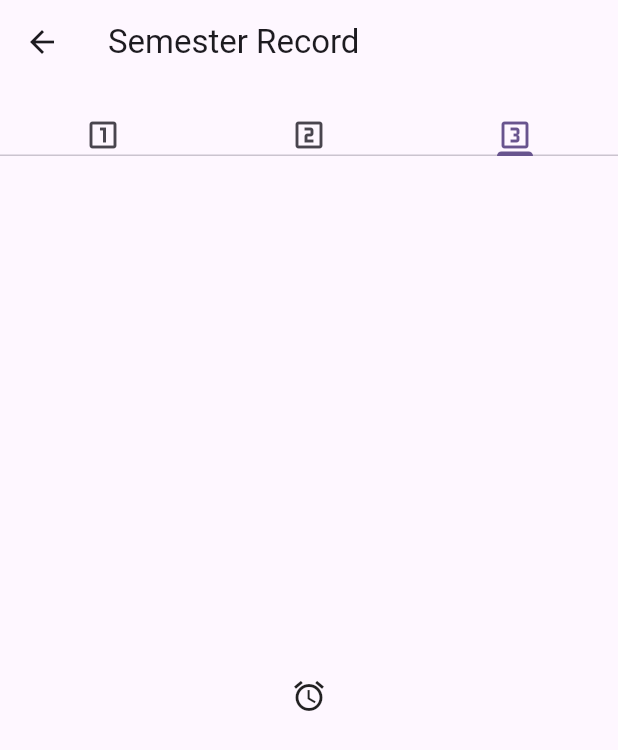
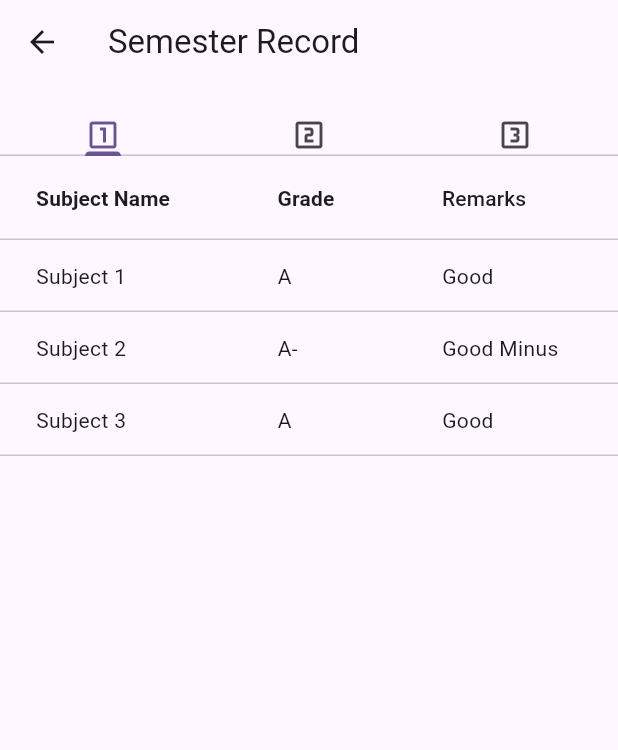
Before and after one commit to sanamdongol/flutter_cosmos_bce, a Flutter app: the BottomFourPage screen opened directly, after a tap on "Semester One", on a phone screen of 412 x 824 dp. Shown: the top 750 px of the screen. Run offline on Flutter 3.47's test engine with Material 3 defaults, Android fonts, the light colour scheme and no system bars.

Commit message:
UI update 1. Semester Detail Page UI update 2. Tab Bar UI update

```diff
--- a/lib/bottom_menu/bottom_four.dart
+++ b/lib/bottom_menu/bottom_four.dart
@@ -41,9 +41,164 @@ class _BottomFourPageState extends State<BottomFourPage> {
                           color: Colors.white,
                           fontWeight: FontWeight.bold),
                     ),
-                    SizedBox(width: 20),
+
                     Icon(
                       (Icons.looks_one),
+                      size: 70,
+                      color: Colors.white,
+                    ),
+                  ],
+                ),
+              ),
+            ),
+          ),
+          //todo: semster two
+          Padding(
+            padding: const EdgeInsets.all(16.0),
+            child: InkWell(
+              onTap: () {
+                //TODO: write page changing code here
+                Navigator.push(
+                    context,
+                    MaterialPageRoute(
+                      builder: (context) => SemesterDetail(),
+                    ));
+              },
+              child: Container(
+                height: 150,
+                width: 200,
+                decoration: BoxDecoration(
+                    borderRadius: BorderRadius.circular(20),
+                    color: Colors.green),
+                child: Row(
+                  mainAxisAlignment: MainAxisAlignment.spaceEvenly,
+                  children: [
+                    Text(
+                      "Semester Two",
+                      style: TextStyle(
+                          fontSize: 30,
+                          color: Colors.white,
+                          fontWeight: FontWeight.bold),
+                    ),
+
+                    Icon(
+                      (Icons.looks_two),
+                      size: 70,
+                      color: Colors.white,
+                    ),
+                  ],
+                ),
+              ),
+            ),
+          ),
+
+          Padding(
+            padding: const EdgeInsets.all(16.0),
+            child: InkWell(
+              onTap: () {
+                //TODO: write page changing code here
+                Navigator.push(
+                    context,
+                    MaterialPageRoute(
+                      builder: (context) => SemesterDetail(),
+                    ));
+              },
+              child: Container(
+                height: 150,
+                width: 200,
+                decoration: BoxDecoration(
+                    borderRadius: BorderRadius.circular(20),
+                    color: Colors.purple),
+                child: Row(
+                  mainAxisAlignment: MainAxisAlignment.spaceEvenly,
+                  children: [
+                    Text(
+                      "Semester Three",
+                      style: TextStyle(
+                          fontSize: 30,
+                          color: Colors.white,
+                          fontWeight: FontWeight.bold),
+                    ),
+
+                    Icon(
+                      (Icons.looks_3),
+                      size: 70,
+                      color: Colors.white,
+                    ),
+                  ],
+                ),
+              ),
+            ),
+          ),
+          Padding(
+            padding: const EdgeInsets.all(16.0),
+            child: InkWell(
+              onTap: () {
+                //TODO: write page changing code here
+                Navigator.push(
+                    context,
+                    MaterialPageRoute(
+                      builder: (context) => SemesterDetail(),
+                    ));
+              },
+              child: Container(
+                height: 150,
+                width: 200,
+                decoration: BoxDecoration(
+                    borderRadius: BorderRadius.circular(20),
+                    color: Colors.amber),
+                child: Row(
+                  mainAxisAlignment: MainAxisAlignment.spaceEvenly,
+                  children: [
+                    Text(
+                      "Semester Four",
+                      style: TextStyle(
+                          fontSize: 30,
+                          color: Colors.white,
+                          fontWeight: FontWeight.bold),
+                    ),
+
+                    Icon(
+                      (Icons.looks_4),
+                      size: 70,
+                      color: Colors.white,
+                    ),
+                  ],
+                ),
+              ),
+            ),
+          ),
+
+          Padding(
+            padding: const EdgeInsets.all(16.0),
+            child: InkWell(
+              onTap: () {
+                //TODO: write page changing code here
+                Navigator.push(
+                    context,
+                    MaterialPageRoute(
+                      builder: (context) => SemesterDetail(),
+                    ));
+              },
+              child: Container(
+                height: 150,
+                width: 200,
+                decoration: BoxDecoration(
+                    borderRadius: BorderRadius.circular(20),
+                    color: Colors.blueGrey),
+                child: Row(
+                  mainAxisAlignment: MainAxisAlignment.spaceEvenly,
+                  children: [
+                    Text(
+                      "Semester Five",
+                      style: TextStyle(
+                          fontSize: 30,
+                          color: Colors.white,
+                          fontWeight: FontWeight.bold),
+                    ),
+
+                    Icon(
+                      (Icons.looks_5),
                       size: 70,
                       color: Colors.white,
                     ),
--- a/lib/semester_detail.dart
+++ b/lib/semester_detail.dart
@@ -1,4 +1,6 @@
 import 'package:flutter/material.dart';
+import 'package:flutter_cosmos_class/tabPages/result_sem_one.dart';
+import 'package:flutter_cosmos_class/tabPages/result_sem_two.dart';
 
 class SemesterDetail extends StatefulWidget {
   const SemesterDetail({super.key});
@@ -11,7 +13,6 @@ class _SemesterDetailState extends State<SemesterDetail> {
   @override
   Widget build(BuildContext context) {
     return DefaultTabController(
-      initialIndex: 2,
       length: 3,
       child: Scaffold(
         appBar: AppBar(
@@ -27,12 +28,8 @@ class _SemesterDetailState extends State<SemesterDetail> {
         ),
         body: const TabBarView(
           children: [
-            Center(
-              child: Icon(Icons.account_circle),
-            ),
-            Center(
-              child: Icon(Icons.account_circle),
-            ),
+           ResultSemOne(),
+           ResultSemTwo(),
             Center(
               child: Icon(Icons.alarm),
             )
--- /dev/null
+++ b/lib/tabPages/result_sem_one.dart
@@ -0,0 +1,49 @@
+import 'package:flutter/material.dart';
+
+class ResultSemOne extends StatefulWidget {
+  const ResultSemOne({super.key});
+
+  @override
+  State<ResultSemOne> createState() => _ResultSemOneState();
+}
+
+class _ResultSemOneState extends State<ResultSemOne> {
+  @override
+  Widget build(BuildContext context) {
+    return DataTable(
+      showBottomBorder: true,
+      columns: [
+        DataColumn(
+          label: Text(
+            "Subject Name",
+            style: TextStyle(fontWeight: FontWeight.bold),
+          ),
+        ),
+        DataColumn(
+          label: Text(
+            "Grade",
+            style: TextStyle(fontWeight: FontWeight.bold),
+          ),
+        ),
+        DataColumn(label: Text('Remarks'))
+      ],
+      rows: [
+        DataRow(cells: [
+          DataCell(Text('Subject 1')),
+          DataCell(Text('A')),
+          DataCell(Text('Good'))
+        ]),
+        DataRow(cells: [
+          DataCell(Text('Subject 2')),
+          DataCell(Text('A-')),
+          DataCell(Text('Good Minus'))
+        ]),
+        DataRow(cells: [
+          DataCell(Text('Subject 3')),
+          DataCell(Text('A')),
+          DataCell(Text('Good '))
+        ]),
+      ],
+    );
+  }
+}
--- /dev/null
+++ b/lib/tabPages/result_sem_two.dart
@@ -0,0 +1,15 @@
+import 'package:flutter/material.dart';
+
+class ResultSemTwo extends StatefulWidget {
+  const ResultSemTwo({super.key});
+
+  @override
+  State<ResultSemTwo> createState() => _ResultSemTwoState();
+}
+
+class _ResultSemTwoState extends State<ResultSemTwo> {
+  @override
+  Widget build(BuildContext context) {
+    return const Placeholder();
+  }
+}
```
